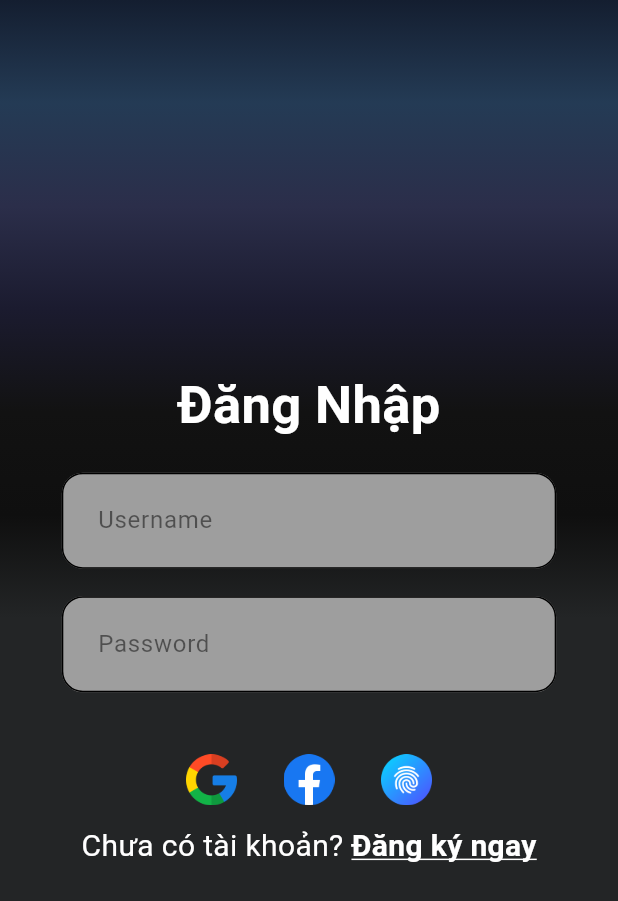
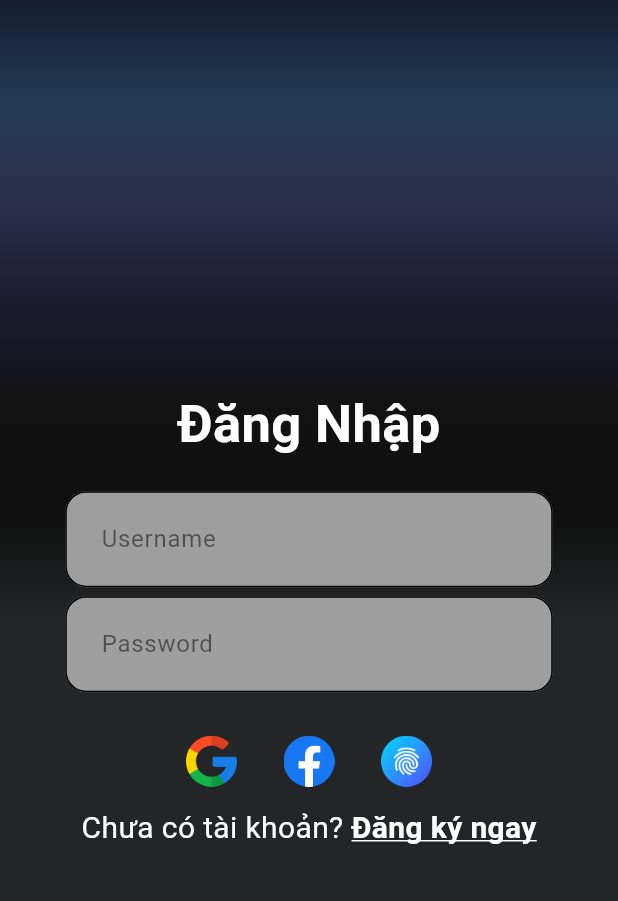
Before and after one commit to hoaproas123/Mobiflix, a Flutter app: the screen it shows after launch, on a phone screen of 412 x 824 dp. Shown: the top 901 px of the screen. Run offline on Flutter 3.47's test engine with Material 3 defaults, Android fonts, the phone set to English and light mode, and no system bars; our stand-ins replace animate_do, better_player, cached_network_image, dio, equatable, flutter_cache_manager and 8 more; missing offline and left inert: flutter_facebook_auth; accounts and stored records are empty.

Commit message:
[Add] Login with google function

```diff
--- a/lib/modules/home/view/home_view.dart
+++ b/lib/modules/home/view/home_view.dart
@@ -57,7 +57,7 @@ class HomeView extends GetView<HomeController> {
               currentIndex: controller.currentIndex.value,
               onTap: (value) => controller.changePage(value),
               backgroundColor: Colors.black,
-              iconSize: 30,
+              iconSize: 25,
               selectedItemColor: Colors.white,
               unselectedItemColor: Colors.grey.shade800,
               items: [
--- a/lib/modules/home/widgets/home_appbar_widget.dart
+++ b/lib/modules/home/widgets/home_appbar_widget.dart
@@ -27,7 +27,7 @@ class HomeAppbarWidget extends GetView<HomeController> {
         backgroundColor: title==AppString.APP_NAME ? controller.backgroundColor.value : Colors.black,
         elevation: 0,
         title: GestureDetector(
-          onTap: controller.scrollToTop,
+          onTap: title==AppString.APP_NAME ? controller.scrollToTop : null,
           child: Text(
             title,
             style: const TextStyle(
--- a/lib/modules/login/view/login_view.dart
+++ b/lib/modules/login/view/login_view.dart
@@ -21,6 +21,7 @@ class LoginView extends GetView<LoginController> {
           ),
         ),
         alignment: Alignment.center,
+        child: SingleChildScrollView(
           child: Column(
             mainAxisAlignment: MainAxisAlignment.center,
             children: [
@@ -44,8 +45,8 @@ class LoginView extends GetView<LoginController> {
                         child: Column(
                           children: [
                             SizedBox(
-                            height: context.height*0.1,
-                            width: controller.loginSuccess.value==true? context.width*0.7 : context.width*0.8,
+                              height: 70,
+                              width: controller.loginSuccess.value==true? 300 : 325,
                               child: TextFormField(
                                 decoration: InputDecoration(
                                   hintText: 'Username',
@@ -75,8 +76,8 @@ class LoginView extends GetView<LoginController> {
                               ),
                             ),
                             SizedBox(
-                            height: context.height*0.1,
-                            width: controller.loginSuccess.value==true? context.width*0.7 : context.width*0.8,
+                              height: 70,
+                              width: controller.loginSuccess.value==true? 300 : 325,
                               child: TextFormField(
                                 decoration: InputDecoration(
                                   hintText: 'Password',
@@ -154,9 +155,7 @@ class LoginView extends GetView<LoginController> {
                       width: 50,
                       height: 50,
                       child: IconButton(
-                      onPressed: (){
-                        print(controller.userData);
-                      },
+                        onPressed: () => controller.onloginWithGoogle(),
                         icon: Image.asset('assets/icon/google.png')
                       ),
                     ),
@@ -211,6 +210,7 @@ class LoginView extends GetView<LoginController> {
                 ),
               )
             ],
+          ),
         )
       ),
     );
--- a/pubspec.yaml
+++ b/pubspec.yaml
@@ -47,6 +47,7 @@ dependencies:
   # Use with the CupertinoIcons class for iOS style icons.
   cupertino_icons: ^1.0.6
   flutter_facebook_auth: ^6.0.2
+  google_sign_in: ^6.2.1
 
 
 dev_dependencies:
```
Also changed, not shown: lib/modules/login/controller/login_controller.dart (+48 -5 lines), pubspec.lock, 1 other file. Lines whose indentation alone changed are shown as unchanged.
